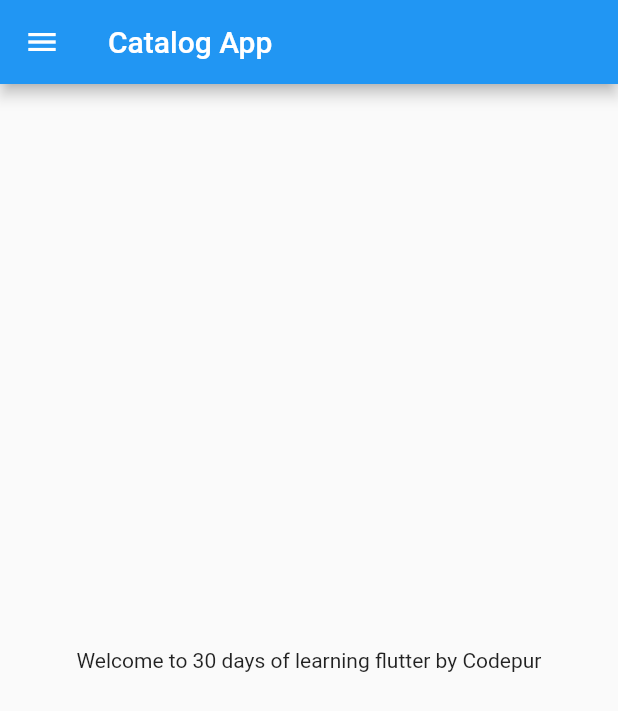
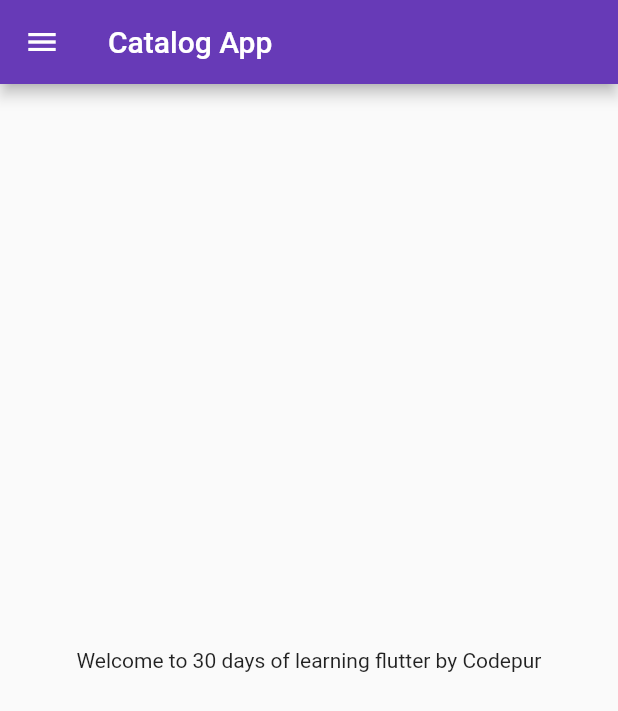
Before and after one commit to Lucifer203/Flutter_catalog_listing_app, a Flutter app: the screen it shows after launch, on a phone screen of 412 x 824 dp. Shown: the top 711 px of the screen. Run offline on Flutter 3.47's test engine with Material 2 defaults, Android fonts, the phone set to English and light mode, and no system bars.

Commit message:
Day 3 completed

```diff
--- a/lib/main.dart
+++ b/lib/main.dart
@@ -1,5 +1,6 @@
 import 'package:flutter/material.dart';
-import 'package:flutter_cataloge/home_page.dart';
+import 'package:flutter_cataloge/pages/home_page.dart';
+import 'package:flutter_cataloge/pages/login_page.dart';
 
 void main() {
   runApp(MyApp());
@@ -12,7 +13,17 @@ class MyApp extends StatelessWidget {
     String name = "Codepur";
 
     return MaterialApp(
-      home: HomePage(),
+      themeMode: ThemeMode.light,
+      theme: ThemeData(primarySwatch: Colors.deepPurple),
+      darkTheme: ThemeData(
+        brightness: Brightness.dark,
+      ),
+      initialRoute: "/home",
+      routes: {
+        "/": (context) => LoginPage(),
+        "/home": (context) => HomePage(),
+        "/login": (context) => LoginPage()
+      },
     );
   }
 }
--- a/lib/home_page.dart
+++ b/lib/pages/home_page.dart
@@ -19,3 +19,5 @@ class HomePage extends StatelessWidget {
     );
   }
 }
+
+//bringvegetables({@required bool thaila,int rupee = 100});
```
Also changed, not shown: lib/pages/login_page.dart (added, +19 -0 lines).
